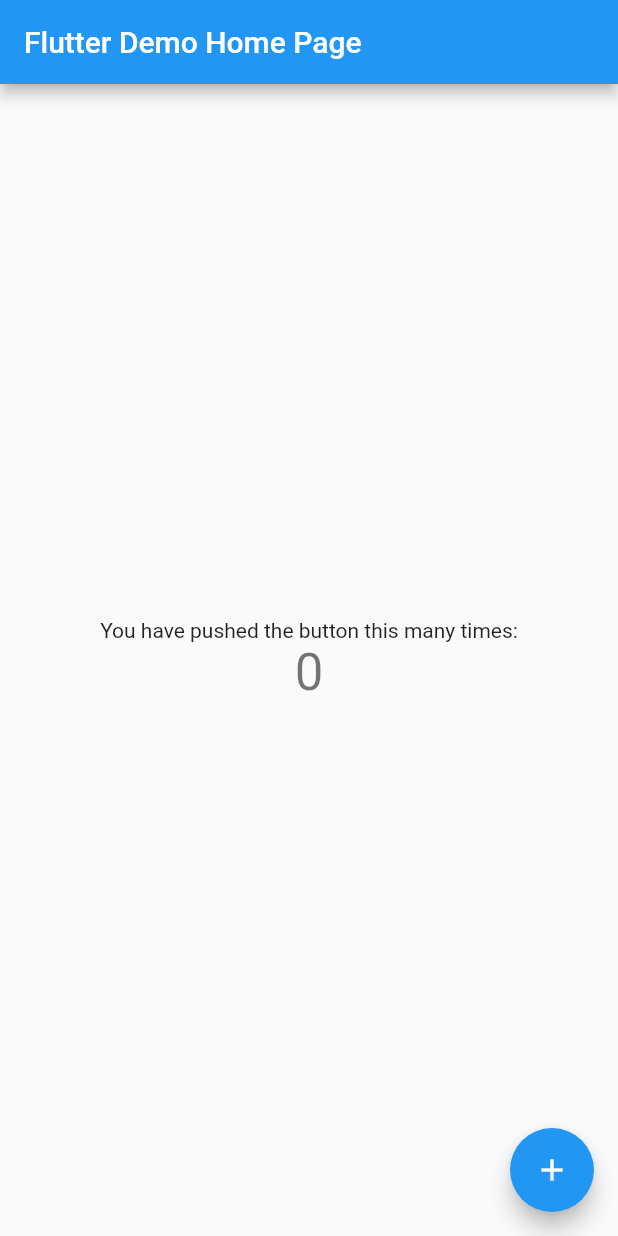
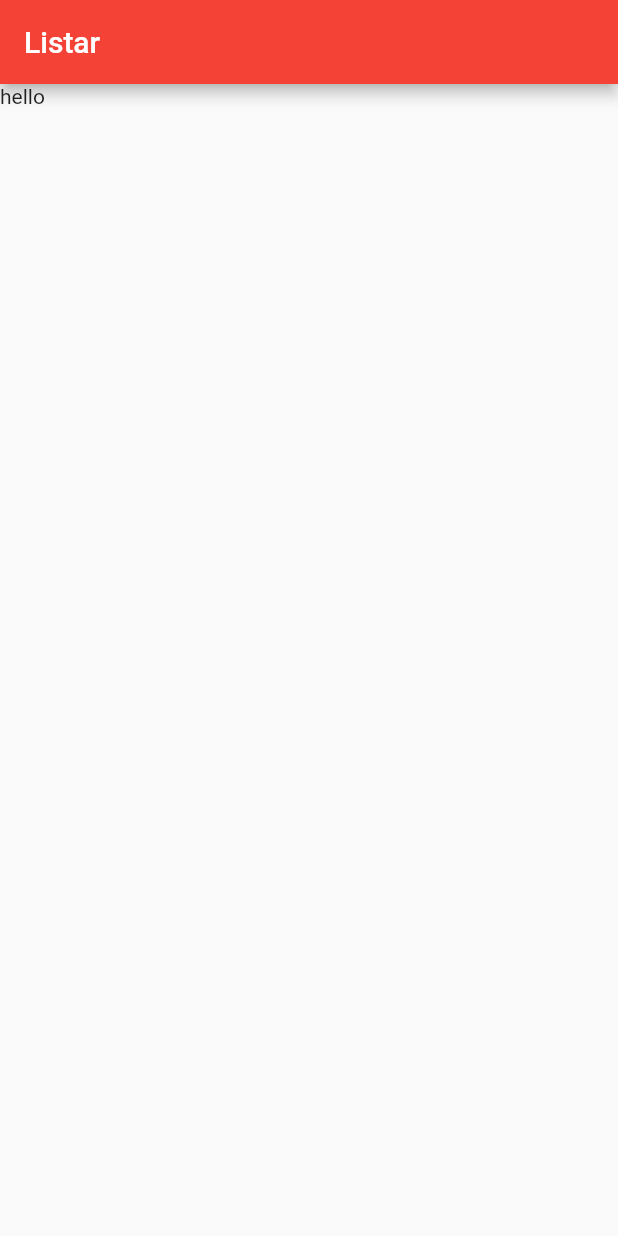
Before and after one commit to nicolau-np/crud-flutter, a Flutter app: the screen it shows after launch, on a phone screen of 412 x 824 dp. Run offline on Flutter 3.47's test engine with Material 2 defaults, Android fonts, the phone set to English and light mode, and no system bars; our stand-ins replace dio, shared_preferences.

Commit message:
criando ficheiros principais,.,

```diff
--- a/lib/main.dart
+++ b/lib/main.dart
@@ -1,4 +1,7 @@
+import 'package:ecomap/providers/ponto_provider.dart';
+import 'package:ecomap/screens/index.dart';
 import 'package:flutter/material.dart';
+import 'package:provider/provider.dart';
 
 void main() {
   runApp(const MyApp());
@@ -10,106 +13,18 @@
   // This widget is the root of your application.
   @override
   Widget build(BuildContext context) {
-    return MaterialApp(
-      title: 'Flutter Demo',
-      theme: ThemeData(
-        // This is the theme of your application.
-        //
-        // Try running your application with "flutter run". You'll see the
-        // application has a blue toolbar. Then, without quitting the app, try
-        // changing the primarySwatch below to Colors.green and then invoke
-        // "hot reload" (press "r" in the console where you ran "flutter run",
-        // or simply save your changes to "hot reload" in a Flutter IDE).
-        // Notice that the counter didn't reset back to zero; the application
-        // is not restarted.
-        primarySwatch: Colors.blue,
+    return MultiProvider(
+      providers: [
+        ChangeNotifierProvider(create: (_) => PontoProvider()),
+      ],
+      child: MaterialApp(
+        title: 'CRUD FLUTTER',
+        theme: ThemeData(
+          primarySwatch: Colors.red,
+        ),
+        debugShowCheckedModeBanner: false,
+        home: const IndexPage(),
       ),
-      home: const MyHomePage(title: 'Flutter Demo Home Page'),
     );
   }
 }
-
-class MyHomePage extends StatefulWidget {
-  const MyHomePage({super.key, required this.title});
-
-  // This widget is the home page of your application. It is stateful, meaning
-  // that it has a State object (defined below) that contains fields that affect
-  // how it looks.
-
-  // This class is the configuration for the state. It holds the values (in this
-  // case the title) provided by the parent (in this case the App widget) and
-  // used by the build method of the State. Fields in a Widget subclass are
-  // always marked "final".
-
-  final String title;
-
-  @override
-  State<MyHomePage> createState() => _MyHomePageState();
-}
-
-class _MyHomePageState extends State<MyHomePage> {
-  int _counter = 0;
-
-  void _incrementCounter() {
-    setState(() {
-      // This call to setState tells the Flutter framework that something has
-      // changed in this State, which causes it to rerun the build method below
-      // so that the display can reflect the updated values. If we changed
-      // _counter without calling setState(), then the build method would not be
-      // called again, and so nothing would appear to happen.
-      _counter++;
-    });
-  }
-
-  @override
-  Widget build(BuildContext context) {
-    // This method is rerun every time setState is called, for instance as done
-    // by the _incrementCounter method above.
-    //
-    // The Flutter framework has been optimized to make rerunning build methods
-    // fast, so that you can just rebuild anything that needs updating rather
-    // than having to individually change instances of widgets.
-    return Scaffold(
-      appBar: AppBar(
-        // Here we take the value from the MyHomePage object that was created by
-        // the App.build method, and use it to set our appbar title.
-        title: Text(widget.title),
-      ),
-      body: Center(
-        // Center is a layout widget. It takes a single child and positions it
-        // in the middle of the parent.
-        child: Column(
-          // Column is also a layout widget. It takes a list of children and
-          // arranges them vertically. By default, it sizes itself to fit its
-          // children horizontally, and tries to be as tall as its parent.
-          //
-          // Invoke "debug painting" (press "p" in the console, choose the
-          // "Toggle Debug Paint" action from the Flutter Inspector in Android
-          // Studio, or the "Toggle Debug Paint" command in Visual Studio Code)
-          // to see the wireframe for each widget.
-          //
-          // Column has various properties to control how it sizes itself and
-          // how it positions its children. Here we use mainAxisAlignment to
-          // center the children vertically; the main axis here is the vertical
-          // axis because Columns are vertical (the cross axis would be
-          // horizontal).
-          mainAxisAlignment: MainAxisAlignment.center,
-          children: <Widget>[
-            const Text(
-              'You have pushed the button this many times:',
-            ),
-            Text(
-              '$_counter',
-              style: Theme.of(context).textTheme.headlineMedium,
-            ),
-          ],
-        ),
-      ),
-      floatingActionButton: FloatingActionButton(
-        onPressed: _incrementCounter,
-        tooltip: 'Increment',
-        child: const Icon(Icons.add),
-      ), // This trailing comma makes auto-formatting nicer for build methods.
-    );
-  }
-}
--- /dev/null
+++ b/lib/models/http/ponto_response.dart
@@ -0,0 +1,34 @@
+// To parse this JSON data, do
+//
+//     final categoriesResponse = categoriesResponseFromMap(jsonString);
+
+import 'dart:convert';
+
+import 'package:ecomap/models/ponto.dart';
+
+class PontosResponse {
+  PontosResponse({
+    required this.total,
+    required this.pontos,
+  });
+
+  int total;
+  List<Ponto> pontos;
+
+  factory PontosResponse.fromJson(String str) =>
+      PontosResponse.fromMap(json.decode(str));
+
+  String toJson() => json.encode(toMap());
+
+  factory PontosResponse.fromMap(Map<String, dynamic> json) =>
+      PontosResponse(
+        total: json["total"],
+        pontos: List<Ponto>.from(
+            json["pontos"].map((x) => Ponto.fromMap(x))),
+      );
+
+  Map<String, dynamic> toMap() => {
+        "total": total,
+        "pontos": List<dynamic>.from(pontos.map((x) => x.toMap())),
+      };
+}
--- /dev/null
+++ b/lib/models/ponto.dart
@@ -0,0 +1,45 @@
+import 'dart:convert';
+
+class Ponto {
+  Ponto({
+    required this.id,
+    required this.nome,
+    required this.descricao,
+    required this.lat,
+    required this.long,
+    required this.tipo, //['Lixo', 'Donativo']
+    required this.file,
+  });
+
+  String id;
+  String nome;
+  String descricao;
+  String lat;
+  String long;
+  String tipo;
+  String file;
+
+  factory Ponto.fromJson(String str) => Ponto.fromMap(json.decode(str));
+
+  String toJson() => json.encode(toMap());
+
+  factory Ponto.fromMap(Map<String, dynamic> json) => Ponto(
+        id: json["id"],
+        nome: json["nome"],
+        descricao: json["descricao"],
+        lat: json["lat"],
+        long: json["long"],
+        tipo: json["tipo"],
+        file: json["file"],
+      );
+
+  Map<String, dynamic> toMap() => {
+        "id": id,
+        "nome": nome,
+        "descricao": descricao,
+        "lat": lat,
+        "long": long,
+        "tipo": tipo,
+        "file": file,
+      };
+}
--- /dev/null
+++ b/lib/screens/index.dart
@@ -0,0 +1,26 @@
+import 'package:flutter/material.dart';
+import 'package:flutter/src/widgets/framework.dart';
+import 'package:flutter/src/widgets/placeholder.dart';
+
+class IndexPage extends StatefulWidget {
+  const IndexPage({super.key});
+
+  @override
+  State<IndexPage> createState() => _IndexPageState();
+}
+
+class _IndexPageState extends State<IndexPage> {
+  @override
+  Widget build(BuildContext context) {
+    return Scaffold(
+      appBar: AppBar(
+        title: const Text('Listar'),
+      ),
+      body: Column(
+        children: const [
+          Text('hello'),
+        ],
+      ),
+    );
+  }
+}
```
Also changed, not shown: lib/api/CafeApi.dart (added, +87 -0 lines), lib/providers/ponto_provider.dart (added, +69 -0 lines), lib/services/local_storage.dart (added, +9 -0 lines), lib/screens/create.dart (added), lib/screens/edit.dart (added), lib/screens/show.dart (added).
